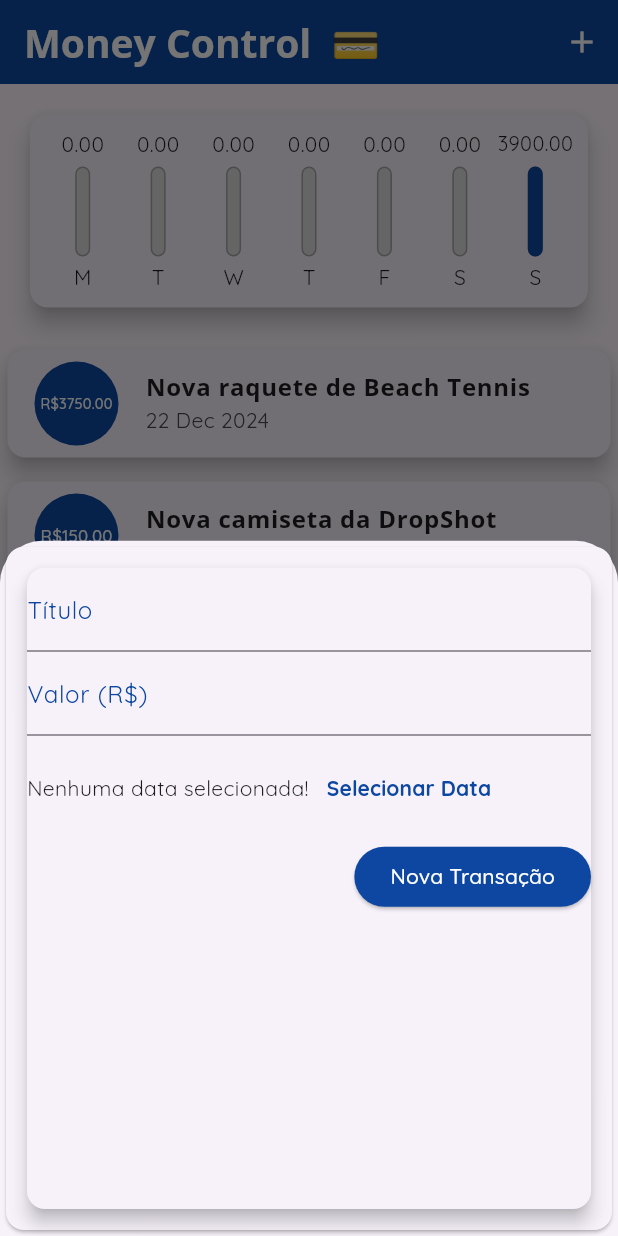
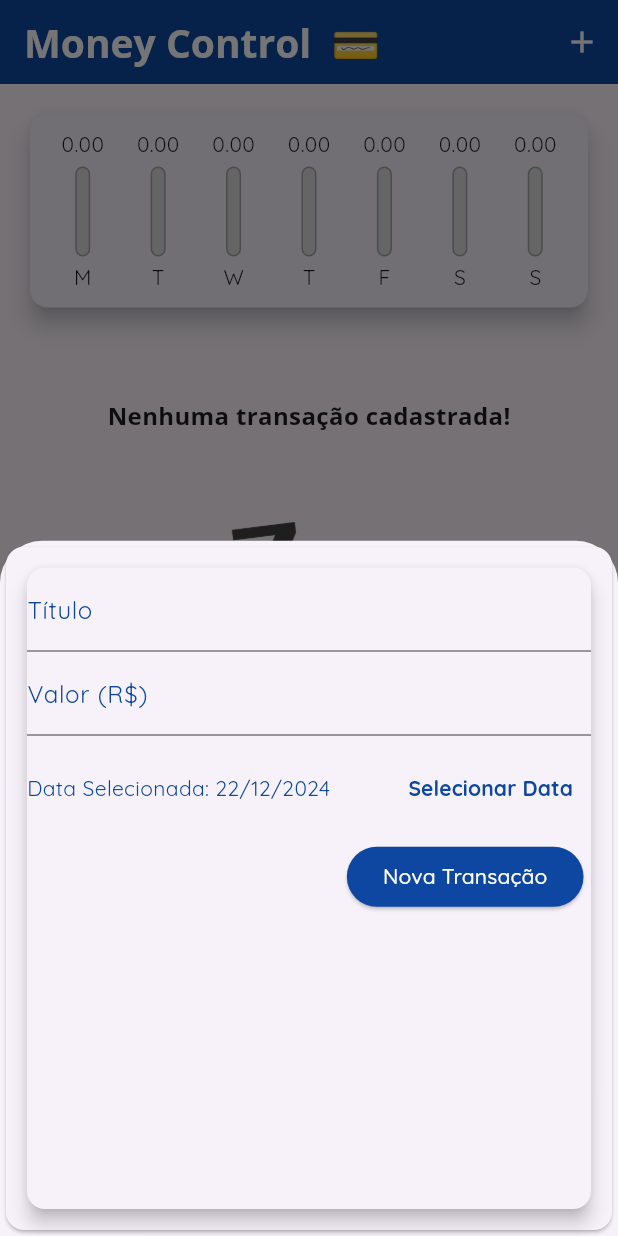
Before and after one commit to ottaviolucrii/moneyControl, a Flutter app: the screen it shows after launch, after a tap on the "add" icon, on a phone screen of 412 x 824 dp. Run offline on Flutter 3.47's test engine with Material 3 defaults, Android fonts, the phone set to English and light mode, and no system bars.

Commit message:
Adicionando delete, e terminando detalhes e adicionando despesas na data, app ta um brinco

```diff
--- a/lib/components/transaction_form.dart
+++ b/lib/components/transaction_form.dart
@@ -1,7 +1,8 @@
 import 'package:flutter/material.dart';
+import 'package:intl/intl.dart';
 
 class TransactionForm extends StatefulWidget {
-  final void Function(String, double) onSubmit;
+  final void Function(String, double, DateTime) onSubmit;
 
   TransactionForm(this.onSubmit, {Key? key}) : super(key: key);
 
@@ -10,17 +11,17 @@ class TransactionForm extends StatefulWidget {
 }
 
 class _TransactionFormState extends State<TransactionForm> {
-
-  final titleController = TextEditingController();
-  final valueController = TextEditingController();
+  final _titleController = TextEditingController();
+  final _valueController = TextEditingController();
+   DateTime _selectedDate = DateTime.now();
 
   _submitForm() {
-    final title = titleController.text;
-    final value = double.tryParse(valueController.text) ?? 0.0;
+    final title = _titleController.text;
+    final value = double.tryParse(_valueController.text) ?? 0.0;
     if (title.isEmpty || value <= 0) {
       return;
     }
-    widget.onSubmit(title, value);
+    widget.onSubmit(title, value, _selectedDate!);
   }
 
   void _showDatePicker() {
@@ -51,7 +52,14 @@ class _TransactionFormState extends State<TransactionForm> {
           child: child!,
         );
       },
-    );
+    ).then((pickedDate) {
+      if (pickedDate == null) {
+        return;
+      }
+      setState(() {
+        _selectedDate = pickedDate;
+      });
+    });
   }
 
   @override
@@ -64,7 +72,7 @@ class _TransactionFormState extends State<TransactionForm> {
           child: Column(
             children: <Widget>[
               TextField(
-                controller: titleController,
+                controller: _titleController,
                 onSubmitted: (_) => _submitForm(),
                 cursorColor: Theme.of(context).primaryColorDark,
                 decoration: InputDecoration(
@@ -80,7 +88,7 @@ class _TransactionFormState extends State<TransactionForm> {
                 ),
               ),
               TextField(
-                controller: valueController,
+                controller: _valueController,
                 keyboardType: TextInputType.numberWithOptions(decimal: true),
                 onSubmitted: (_) => _submitForm(),
                 cursorColor: Theme.of(context).primaryColorDark,
@@ -99,8 +107,15 @@ class _TransactionFormState extends State<TransactionForm> {
               Container(
                 height: 70,
                 child: Row(
-                  children: [
-                    Text('Nenhuma data selecionada!'),
+                  children: <Widget>[
+                    Expanded(
+                      child: Text(
+                        'Data Selecionada: ${DateFormat('dd/MM/y').format(_selectedDate)}',
+                        style: TextStyle(
+                          color: Theme.of(context).primaryColorDark,
+                        ),
+                      ),
+                    ),
                     TextButton(
                       style: TextButton.styleFrom(
                         foregroundColor: Theme.of(context).primaryColorDark,
@@ -117,7 +132,9 @@ class _TransactionFormState extends State<TransactionForm> {
               Row(
                 mainAxisAlignment: MainAxisAlignment.end,
                 children: <Widget>[
-                  ElevatedButton(
+                  Container(
+                    margin: const EdgeInsets.symmetric(horizontal: 5),
+                    child: ElevatedButton(
                       child: Text('Nova Transação'),
                       style: ElevatedButton.styleFrom(
                         backgroundColor: Theme.of(context)
@@ -125,6 +142,7 @@ class _TransactionFormState extends State<TransactionForm> {
                         foregroundColor: Colors.white, // Define a cor do texto
                       ),
                       onPressed: _submitForm,
+                    ),
                   ),
                 ],
               ),
--- a/lib/components/trasactions_list.dart
+++ b/lib/components/trasactions_list.dart
@@ -4,13 +4,14 @@ import 'package:intl/intl.dart';
 
 class TransactionList extends StatelessWidget {
   final List<Transaction> transactions;
+  final void Function(String) onRemove;
 
-  const TransactionList(this.transactions, {super.key});
+  const TransactionList(this.transactions, this.onRemove, {super.key});
 
   @override
   Widget build(BuildContext context) {
     return Container(
-      height: 450,
+      height: 585,
       child: transactions.isEmpty
           ? Column(
               children: <Widget>[
@@ -66,13 +67,11 @@ class TransactionList extends StatelessWidget {
                     subtitle: Text(
                       DateFormat('d MMM y').format(tr.date),
                     ),
-                    /*trailing: IconButton(
+                    trailing: IconButton(
                       icon: Icon(Icons.delete),
-                      color: Theme.of(context).errorColor,
-                      onPressed: () {
-
-                      },
-                    ),*/
+                      color: Theme.of(context).primaryColorDark,
+                      onPressed: () => onRemove(tr.id),
+                    ),
                   ),
                 );
               },
--- a/lib/main.dart
+++ b/lib/main.dart
@@ -48,21 +48,7 @@ class HomePage extends StatefulWidget {
 }
 
 class _HomePageState extends State<HomePage> {
-  final _transactions = [
-    Transaction(
-      id: 't1',
-      title: 'Nova raquete de Beach Tennis',
-      value: 3750.00,
-      date: DateTime.now(),
-    ),
-    Transaction(
-      id: 't2',
-      title: 'Nova camiseta da DropShot',
-      value: 150.00,
-      date: DateTime.now(),
-    ),
-
-  ];
+  final List <Transaction> _transactions = [];
 
   _openTransactionFormModal(BuildContext context) {
     showModalBottomSheet(
@@ -71,6 +57,14 @@ class _HomePageState extends State<HomePage> {
         return TransactionForm(_addTransaction);
       },
     );
+  }
+
+  _removeTransaction(String id) {
+    setState(() {
+      _transactions.removeWhere((tr) {
+        return tr.id == id;
+      });
+    });
   }
 
   List <Transaction> get _recentTransactions {
@@ -83,12 +77,12 @@ class _HomePageState extends State<HomePage> {
     }).toList();
   }
 
-  _addTransaction(String title, double value) {
+  _addTransaction(String title, double value, DateTime date) {
     final newTransaction = Transaction(
       id: Random().nextDouble().toString(),
       title: title,
       value: value,
-      date: DateTime.now(),
+      date: date,
     );
 
     setState(() {
@@ -123,7 +117,7 @@ class _HomePageState extends State<HomePage> {
           crossAxisAlignment: CrossAxisAlignment.stretch,
           children: <Widget>[
             Chart(_recentTransactions),
-            TransactionList(_transactions),
+            TransactionList(_transactions, _removeTransaction),
           ],
         ),
       ),
```
Lines whose indentation alone changed are shown as unchanged.
